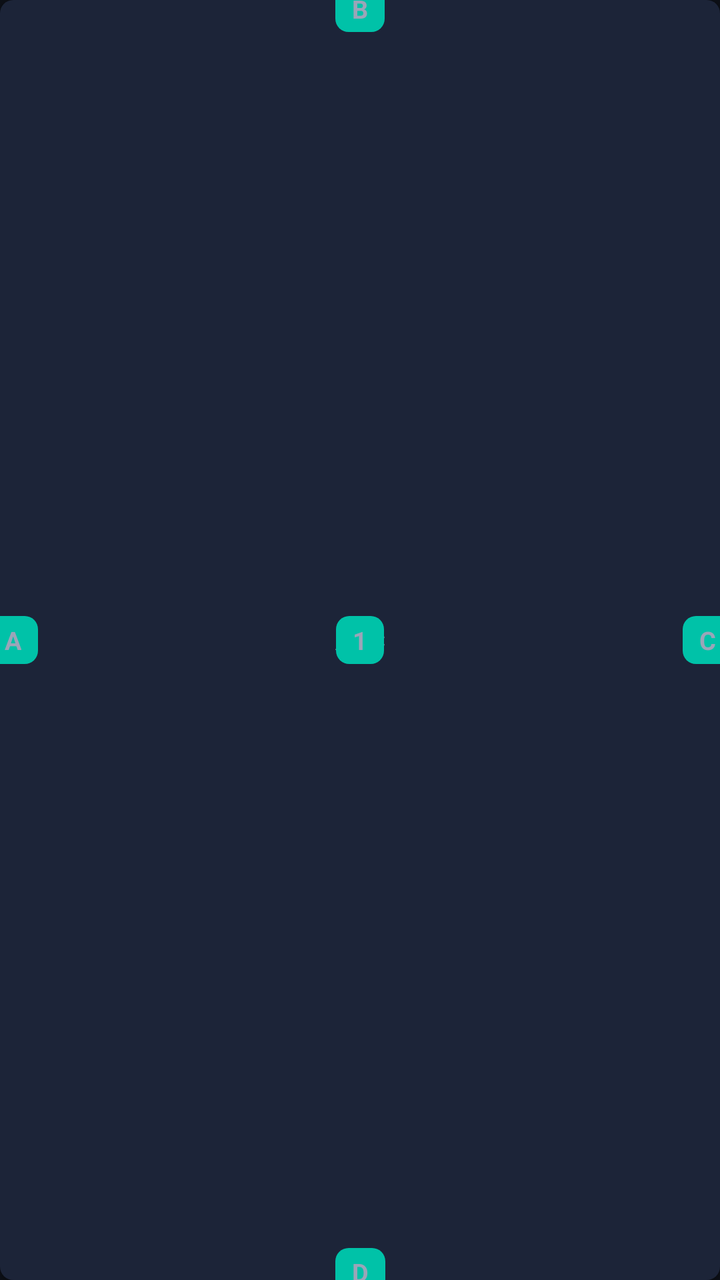
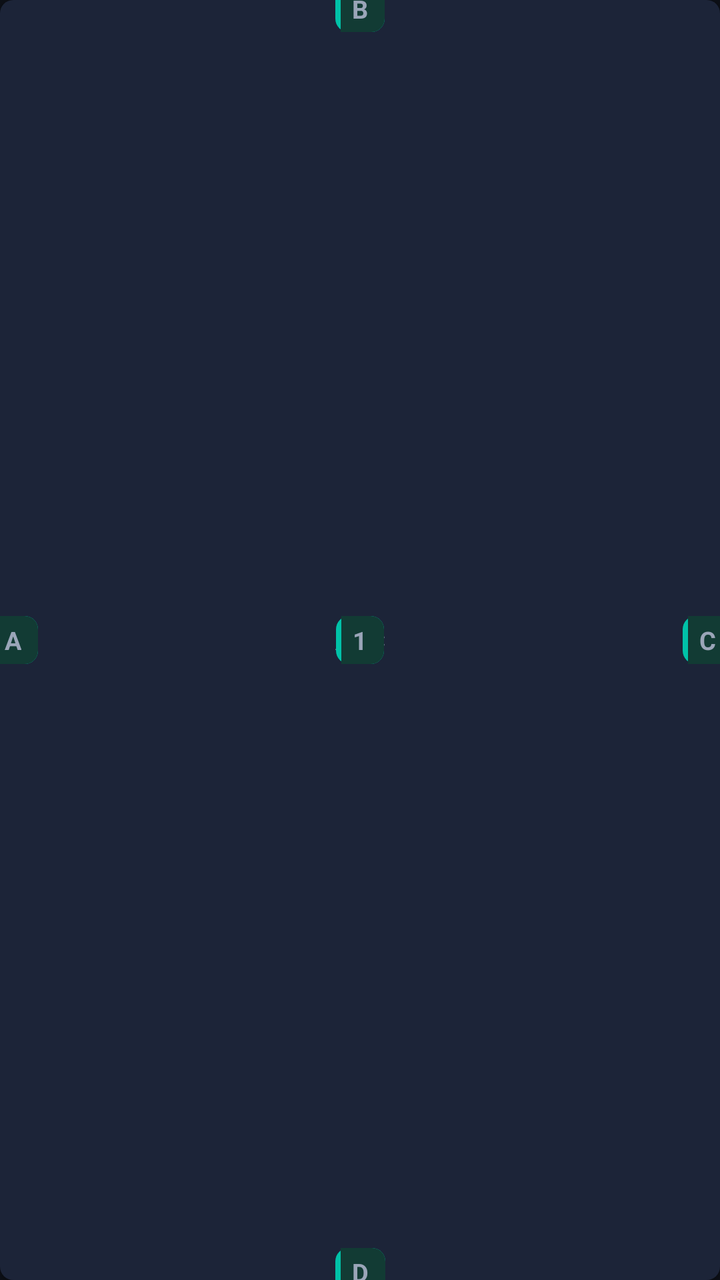

Two renders of the same Android screen: before a commit and after it. Below are the layout's source before the change and the commit's diff.
<!-- AndroidManifest.xml: application theme Theme.BTelly -->
<!-- res/layout/layout_key.xml -->
<?xml version="1.0" encoding="utf-8"?>
<FrameLayout xmlns:android="http://schemas.android.com/apk/res/android" xmlns:app="http://schemas.android.com/apk/res-auto"
    android:layout_gravity="center"
    android:id="@+id/fl_key"
    android:clipChildren="false"
    android:layout_width="match_parent"
    android:layout_height="match_parent"
    android:elevation="1dp">
    <androidx.constraintlayout.widget.ConstraintLayout
        android:gravity="center"
        android:layout_gravity="center"
        android:id="@+id/view_select"
        android:clipChildren="false"
        android:layout_width="match_parent"
        android:layout_height="match_parent"
        android:translationZ="3dp"
        android:elevation="3dp">
        <TextView
            android:textSize="@dimen/px38"
            android:textStyle="bold"
            android:textColor="?android:attr/textColorSecondary"
            android:gravity="center"
            android:layout_gravity="center"
            android:id="@+id/button_top"
            android:background="@drawable/kb_key_selector"
            android:paddingLeft="@dimen/px25"
            android:paddingTop="@dimen/px10"
            android:paddingRight="@dimen/px25"
            android:paddingBottom="@dimen/px10"
            android:focusable="true"
            android:layout_width="wrap_content"
            android:layout_height="wrap_content"
            android:layout_marginTop="-25px"
            android:text="B"
            app:layout_constraintEnd_toEndOf="parent"
            app:layout_constraintStart_toStartOf="parent"
            app:layout_constraintTop_toTopOf="parent"/>
        <TextView
            android:textSize="@dimen/px38"
            android:textStyle="bold"
            android:textColor="?android:attr/textColorSecondary"
            android:gravity="center"
            android:layout_gravity="center"
            android:id="@+id/button_left"
            android:background="@drawable/kb_key_selector"
            android:paddingLeft="@dimen/px25"
            android:paddingTop="@dimen/px10"
            android:paddingRight="@dimen/px25"
            android:paddingBottom="@dimen/px10"
            android:focusable="true"
            android:layout_width="wrap_content"
            android:layout_height="wrap_content"
            android:text="A"
            android:layout_marginStart="-20px"
            app:layout_constraintBottom_toBottomOf="parent"
            app:layout_constraintStart_toStartOf="parent"
            app:layout_constraintTop_toTopOf="parent"/>
        <TextView
            android:textSize="@dimen/px38"
            android:textStyle="bold"
            android:textColor="?android:attr/textColorSecondary"
            android:gravity="center"
            android:layout_gravity="center"
            android:id="@+id/button_center"
            android:background="@drawable/kb_key_selector"
            android:paddingLeft="@dimen/px25"
            android:paddingTop="@dimen/px10"
            android:paddingRight="@dimen/px25"
            android:paddingBottom="@dimen/px10"
            android:focusable="true"
            android:layout_width="wrap_content"
            android:layout_height="wrap_content"
            android:text="1"
            app:layout_constraintBottom_toBottomOf="parent"
            app:layout_constraintEnd_toEndOf="parent"
            app:layout_constraintStart_toStartOf="parent"
            app:layout_constraintTop_toTopOf="parent"/>
        <TextView
            android:textSize="@dimen/px38"
            android:textStyle="bold"
            android:textColor="?android:attr/textColorSecondary"
            android:gravity="center"
            android:layout_gravity="center"
            android:id="@+id/button_right"
            android:background="@drawable/kb_key_selector"
            android:paddingLeft="@dimen/px25"
            android:paddingTop="@dimen/px10"
            android:paddingRight="@dimen/px25"
            android:paddingBottom="@dimen/px10"
            android:focusable="true"
            android:layout_width="wrap_content"
            android:layout_height="wrap_content"
            android:text="C"
            android:layout_marginEnd="-20px"
            app:layout_constraintBottom_toBottomOf="parent"
            app:layout_constraintEnd_toEndOf="parent"
            app:layout_constraintTop_toTopOf="parent"/>
        <TextView
            android:textSize="@dimen/px38"
            android:textStyle="bold"
            android:textColor="?android:attr/textColorSecondary"
            android:gravity="center"
            android:layout_gravity="center"
            android:id="@+id/button_bottom"
            android:background="@drawable/kb_key_selector"
            android:paddingLeft="@dimen/px25"
            android:paddingTop="@dimen/px10"
            android:paddingRight="@dimen/px25"
            android:paddingBottom="@dimen/px10"
            android:focusable="true"
            android:nextFocusLeft="@+id/button_left"
            android:nextFocusRight="@+id/button_right"
            android:layout_width="wrap_content"
            android:layout_height="wrap_content"
            android:layout_marginBottom="-25px"
            android:text="D"
            app:layout_constraintBottom_toBottomOf="parent"
            app:layout_constraintEnd_toEndOf="parent"
            app:layout_constraintStart_toStartOf="parent"/>
    </androidx.constraintlayout.widget.ConstraintLayout>
    <TextView
        android:textSize="@dimen/px38"
        android:textStyle="bold"
        android:textColor="?android:attr/textColorSecondary"
        android:gravity="center"
        android:layout_gravity="center"
        android:id="@+id/button_key"
        android:background="@drawable/kb_keyboard_selector"
        android:focusable="true"
        android:visibility="visible"
        android:layout_width="match_parent"
        android:layout_height="match_parent"
        android:text="ABC"
        android:elevation="1dp"/>
</FrameLayout>
<!-- resources referenced by this layout -->
<resources>
  <dimen name="px10">10px</dimen>
  <dimen name="px25">25px</dimen>
  <dimen name="px38">38px</dimen>
  <!-- drawable kb_key_selector (drawable) -->
  <?xml version="1.0" encoding="utf-8"?>
  <selector xmlns:android="http://schemas.android.com/apk/res/android">
      <item android:state_pressed="true">
          <shape>
              <solid android:color="?attr/colorPrimaryVariant"/>
              <corners android:radius="@dimen/px20"/>
          </shape>
      </item>
      <item
          android:state_focused="true"
          android:drawable="@drawable/kb_key_selected"/>
      <item android:drawable="@drawable/kb_key_selected"/>
  </selector>
  <!-- drawable kb_keyboard_selector (drawable) -->
  <?xml version="1.0" encoding="utf-8"?>
  <selector xmlns:android="http://schemas.android.com/apk/res/android">
      <item android:state_pressed="true">
          <shape>
              <solid android:color="?attr/colorPrimary"/>
              <corners android:radius="@dimen/px20"/>
          </shape>
      </item>
      <item
          android:state_focused="true"
          android:drawable="@drawable/kb_keyboard_selected"/>
      <item android:drawable="@drawable/kb_keyboard_normal"/>
  </selector>
  <style name="Theme.BTelly" parent="@style/Theme.BTellyBase">
      </style>
  <dimen name="px20">20px</dimen>
  <!-- drawable kb_key_selected (drawable) -->
  <?xml version="1.0" encoding="utf-8"?>
  <shape xmlns:android="http://schemas.android.com/apk/res/android">
      <solid android:color="?attr/colorPrimary"/>
      <corners android:radius="@dimen/px20"/>
  </shape>
  <!-- drawable kb_keyboard_selected (drawable) -->
  <?xml version="1.0" encoding="utf-8"?>
  <shape xmlns:android="http://schemas.android.com/apk/res/android">
      <solid android:color="?attr/colorControlHighlight"/>
      <corners android:radius="@dimen/px20"/>
  </shape>
  <!-- drawable kb_keyboard_normal (drawable) -->
  <?xml version="1.0" encoding="utf-8"?>
  <shape xmlns:android="http://schemas.android.com/apk/res/android">
      <solid android:color="?attr/buttonBackgroundColor"/>
      <corners android:radius="@dimen/px20"/>
  </shape>
  <style name="WindowAnimationTransition" parent="">
          <item name="android:windowEnterAnimation">@android:anim/fade_in</item>
          <item name="android:windowExitAnimation">@android:anim/fade_out</item>
      </style>
  <color name="tv_surface">#0C0F16</color>
  <color name="tv_surface_raised">#141A29</color>
  <color name="tv_surface_overlay">#1C2438</color>
  <color name="tv_divider">#26304A</color>
  <color name="tv_accent">#00C2A8</color>
  <color name="tv_accent_dim">#123B34</color>
  <color name="tv_accent_on">#00312A</color>
  <color name="tv_text_primary">#F2F5FA</color>
  <color name="tv_text_secondary">#9AA5B8</color>
  <color name="tv_text_tertiary">#67718A</color>
  <color name="tv_scrim">#99000000</color>
  <!-- unchanged entries left out for length: 1 -->
</resources>

<!-- the commit's change to res/layout/layout_key.xml (unified diff, before → after) -->
@@ -18,7 +18,7 @@
         <TextView
             android:textSize="@dimen/px38"
             android:textStyle="bold"
-            android:textColor="?android:attr/textColorSecondary"
+            android:textColor="?attr/tvTextSecondary"
             android:gravity="center"
             android:layout_gravity="center"
             android:id="@+id/button_top"
@@ -38,7 +38,7 @@
         <TextView
             android:textSize="@dimen/px38"
             android:textStyle="bold"
-            android:textColor="?android:attr/textColorSecondary"
+            android:textColor="?attr/tvTextSecondary"
             android:gravity="center"
             android:layout_gravity="center"
             android:id="@+id/button_left"
@@ -58,7 +58,7 @@
         <TextView
             android:textSize="@dimen/px38"
             android:textStyle="bold"
-            android:textColor="?android:attr/textColorSecondary"
+            android:textColor="?attr/tvTextSecondary"
             android:gravity="center"
             android:layout_gravity="center"
             android:id="@+id/button_center"
@@ -78,7 +78,7 @@
         <TextView
             android:textSize="@dimen/px38"
             android:textStyle="bold"
-            android:textColor="?android:attr/textColorSecondary"
+            android:textColor="?attr/tvTextSecondary"
             android:gravity="center"
             android:layout_gravity="center"
             android:id="@+id/button_right"
@@ -98,7 +98,7 @@
         <TextView
             android:textSize="@dimen/px38"
             android:textStyle="bold"
-            android:textColor="?android:attr/textColorSecondary"
+            android:textColor="?attr/tvTextSecondary"
             android:gravity="center"
             android:layout_gravity="center"
             android:id="@+id/button_bottom"
@@ -121,7 +121,7 @@
     <TextView
         android:textSize="@dimen/px38"
         android:textStyle="bold"
-        android:textColor="?android:attr/textColorSecondary"
+        android:textColor="?attr/tvTextSecondary"
         android:gravity="center"
         android:layout_gravity="center"
         android:id="@+id/button_key"
<!-- resource entries referenced after the edit -->
@@ -36,22 +36,36 @@
   <dimen name="px20">20px</dimen>
   <!-- drawable kb_key_selected (drawable) -->
   <?xml version="1.0" encoding="utf-8"?>
-  <shape xmlns:android="http://schemas.android.com/apk/res/android">
-      <solid android:color="?attr/colorPrimary"/>
-      <corners android:radius="@dimen/px20"/>
-  </shape>
+  <layer-list xmlns:android="http://schemas.android.com/apk/res/android">
+      <item>
+          <shape>
+              <solid android:color="?attr/tvAccent" />
+              <corners android:radius="@dimen/px20" />
+          </shape>
+      </item>
+      <item android:left="@dimen/px8">
+          <shape>
+              <solid android:color="?attr/tvAccentDim" />
+              <corners
+                  android:radius="@dimen/px20"
+                  android:topLeftRadius="0dp"
+                  android:bottomLeftRadius="0dp" />
+          </shape>
+      </item>
+  </layer-list>
   <!-- drawable kb_keyboard_selected (drawable) -->
   <?xml version="1.0" encoding="utf-8"?>
   <shape xmlns:android="http://schemas.android.com/apk/res/android">
-      <solid android:color="?attr/colorControlHighlight"/>
+      <solid android:color="?attr/tvAccentDim"/>
       <corners android:radius="@dimen/px20"/>
   </shape>
   <!-- drawable kb_keyboard_normal (drawable) -->
   <?xml version="1.0" encoding="utf-8"?>
   <shape xmlns:android="http://schemas.android.com/apk/res/android">
-      <solid android:color="?attr/buttonBackgroundColor"/>
+      <solid android:color="?attr/tvSurfaceOverlay"/>
       <corners android:radius="@dimen/px20"/>
   </shape>
+  <dimen name="px8">8px</dimen>
   <style name="WindowAnimationTransition" parent="">
           <item name="android:windowEnterAnimation">@android:anim/fade_in</item>
           <item name="android:windowExitAnimation">@android:anim/fade_out</item>
